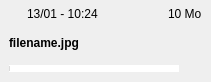
First picture: the form in src/common/view/historyelementview.ui, repository filesdnd/filesdnd-qt, before the edit.
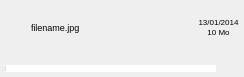
Second picture: the form after the edit. The open tabs and pages were chosen to show the change. Icons and pictures are not drawn.

The edit to the form file:
```diff
--- a/src/common/view/historyelementview.ui
+++ b/src/common/view/historyelementview.ui
@@ -6,8 +6,8 @@
    <rect>
     <x>0</x>
     <y>0</y>
-    <width>211</width>
-    <height>82</height>
+    <width>244</width>
+    <height>77</height>
    </rect>
   </property>
   <property name="windowTitle">
@@ -17,17 +17,20 @@
    <string/>
   </property>
   <layout class="QVBoxLayout" name="verticalLayout">
+   <property name="spacing">
+    <number>0</number>
+   </property>
    <property name="leftMargin">
-    <number>9</number>
+    <number>5</number>
    </property>
    <property name="topMargin">
-    <number>2</number>
+    <number>0</number>
    </property>
    <property name="rightMargin">
-    <number>9</number>
+    <number>5</number>
    </property>
    <property name="bottomMargin">
-    <number>5</number>
+    <number>0</number>
    </property>
    <item>
     <widget class="QStackedWidget" name="stackedWidget">
@@ -49,105 +52,147 @@
         <number>0</number>
        </property>
        <item>
-        <layout class="QHBoxLayout" name="horizontalLayout">
-         <item>
-          <widget class="QLabel" name="fileIcon">
-           <property name="text">
-            <string/>
-           </property>
-           <property name="pixmap">
-            <pixmap resource="../../resources.qrc">:/images/folder-horizontal-open.png</pixmap>
-           </property>
-          </widget>
-         </item>
-         <item>
-          <spacer name="horizontalSpacer">
-           <property name="orientation">
-            <enum>Qt::Horizontal</enum>
-           </property>
-           <property name="sizeType">
-            <enum>QSizePolicy::Fixed</enum>
-           </property>
-           <property name="sizeHint" stdset="0">
-            <size>
-             <width>5</width>
-             <height>20</height>
-            </size>
-           </property>
-          </spacer>
-         </item>
-         <item>
-          <widget class="QLabel" name="fileDate">
-           <property name="text">
-            <string>13/01 - 10:24</string>
-           </property>
-          </widget>
-         </item>
-         <item>
-          <spacer name="horizontalSpacer_2">
-           <property name="orientation">
-            <enum>Qt::Horizontal</enum>
-           </property>
-           <property name="sizeHint" stdset="0">
-            <size>
-             <width>40</width>
-             <height>20</height>
-            </size>
-           </property>
-          </spacer>
-         </item>
-         <item>
-          <widget class="QLabel" name="fileSize">
-           <property name="font">
-            <font>
-             <weight>50</weight>
-             <bold>false</bold>
-            </font>
-           </property>
-           <property name="text">
-            <string>10 Mo</string>
-           </property>
-          </widget>
-         </item>
-        </layout>
-       </item>
-       <item>
-        <layout class="QHBoxLayout" name="horizontalLayout_2">
-         <property name="bottomMargin">
+        <layout class="QHBoxLayout" name="fileTopLayout">
+         <property name="spacing">
           <number>0</number>
          </property>
+         <item>
+          <widget class="QLabel" name="fileIcon">
+           <property name="minimumSize">
+            <size>
+             <width>16</width>
+             <height>16</height>
+            </size>
+           </property>
+           <property name="maximumSize">
+            <size>
+             <width>16</width>
+             <height>16</height>
+            </size>
+           </property>
+           <property name="text">
+            <string/>
+           </property>
+           <property name="pixmap">
+            <pixmap resource="../../resources.qrc">:/images/flat/folder-flat.png</pixmap>
+           </property>
+           <property name="scaledContents">
+            <bool>true</bool>
+           </property>
+          </widget>
+         </item>
+         <item>
+          <spacer name="fileLeftSpacer">
+           <property name="orientation">
+            <enum>Qt::Horizontal</enum>
+           </property>
+           <property name="sizeType">
+            <enum>QSizePolicy::Fixed</enum>
+           </property>
+           <property name="sizeHint" stdset="0">
+            <size>
+             <width>10</width>
+             <height>20</height>
+            </size>
+           </property>
+          </spacer>
+         </item>
          <item>
           <widget class="QLabel" name="fileName">
            <property name="font">
             <font>
-             <weight>75</weight>
-             <bold>true</bold>
+             <pointsize>7</pointsize>
             </font>
            </property>
            <property name="text">
             <string>filename.jpg</string>
            </property>
-           <property name="wordWrap">
-            <bool>true</bool>
-           </property>
            <property name="margin">
             <number>0</number>
            </property>
           </widget>
          </item>
          <item>
-          <spacer name="horizontalSpacer_3">
+          <spacer name="horizontalSpacer">
            <property name="orientation">
             <enum>Qt::Horizontal</enum>
            </property>
            <property name="sizeHint" stdset="0">
             <size>
-             <width>5</width>
+             <width>40</width>
              <height>20</height>
             </size>
            </property>
           </spacer>
          </item>
+         <item>
+          <layout class="QVBoxLayout" name="dateSizeLayout">
+           <item>
+            <spacer name="verticalSpacer_2">
+             <property name="orientation">
+              <enum>Qt::Vertical</enum>
+             </property>
+             <property name="sizeType">
+              <enum>QSizePolicy::MinimumExpanding</enum>
+             </property>
+             <property name="sizeHint" stdset="0">
+              <size>
+               <width>20</width>
+               <height>0</height>
+              </size>
+             </property>
+            </spacer>
+           </item>
+           <item>
+            <widget class="QLabel" name="fileDate">
+             <property name="font">
+              <font>
+               <pointsize>6</pointsize>
+              </font>
+             </property>
+             <property name="text">
+              <string>13/01/2014</string>
+             </property>
+             <property name="alignment">
+              <set>Qt::AlignCenter</set>
+             </property>
+            </widget>
+           </item>
+           <item>
+            <widget class="QLabel" name="fileSize">
+             <property name="font">
+              <font>
+               <pointsize>6</pointsize>
+               <weight>50</weight>
+               <bold>false</bold>
+              </font>
+             </property>
+             <property name="text">
+              <string>10 Mo</string>
+             </property>
+             <property name="alignment">
+              <set>Qt::AlignCenter</set>
+             </property>
+            </widget>
+           </item>
+           <item>
+            <spacer name="verticalSpacer">
+             <property name="orientation">
+              <enum>Qt::Vertical</enum>
+             </property>
+             <property name="sizeType">
+              <enum>QSizePolicy::MinimumExpanding</enum>
+             </property>
+             <property name="sizeHint" stdset="0">
+              <size>
+               <width>20</width>
+               <height>0</height>
+              </size>
+             </property>
+            </spacer>
+           </item>
+          </layout>
+         </item>
         </layout>
        </item>
        <item>
```
Left out of the diff: 155 changed lines with no effect on the pictures.
